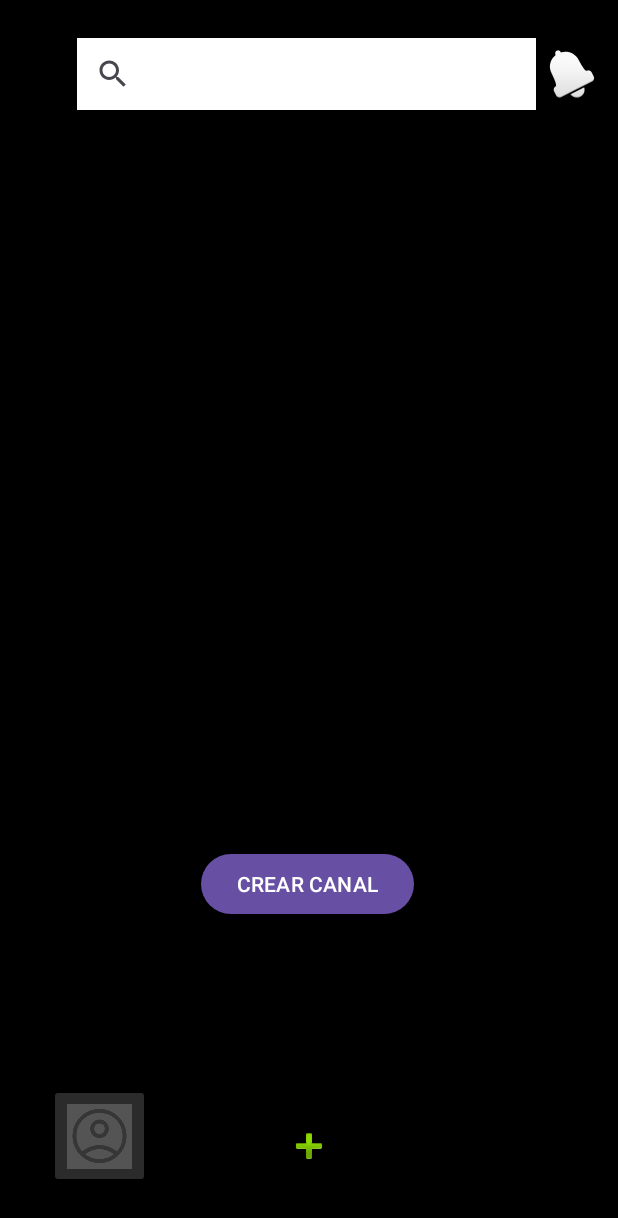
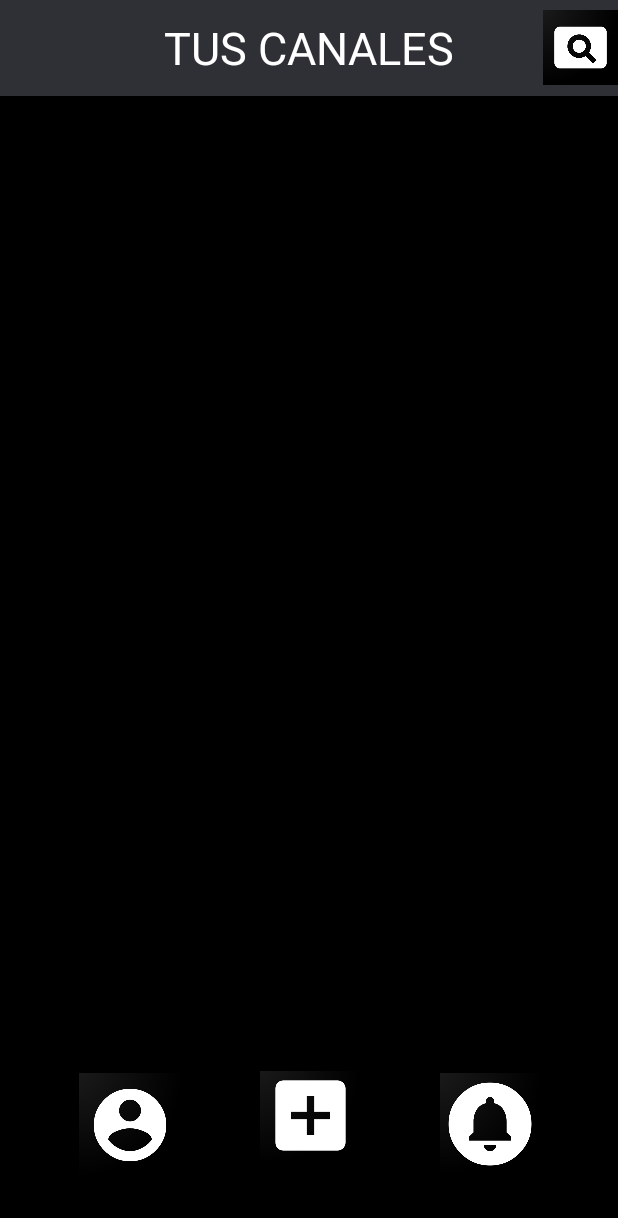
Before and after one commit to Fparedes2003/Trabajo-android, an Android app: the Menu screen opened directly, with no data from a screen before it, on a phone screen of 412 x 824 dp. Shown: the top 1218 px of the screen. Run offline under Robolectric (Android 15) with nearby library versions, the phone set to English and light mode, and no system bars; Roboto replaces fonts that are not available here.

Commit message:
Modificacion de layouts (editar.xml, menu.xml) y adicion de imagenes al proyecto
Avance del layout menu.xml adicion de imagenes al proyecto y arreglo de la imagen usuario en editar.xml

```diff
--- a/app/src/main/res/layout/editar.xml
+++ b/app/src/main/res/layout/editar.xml
@@ -46,8 +46,7 @@
                 android:layout_width="60dp"
                 android:layout_height="60dp"
                 android:layout_marginEnd="16dp"
-                android:background="@drawable/img"
-                android:backgroundTint="@color/white"
+                android:background="@drawable/usuario"
                 android:scaleType="centerCrop" />
 
             <LinearLayout
--- a/app/src/main/res/layout/menu.xml
+++ b/app/src/main/res/layout/menu.xml
@@ -7,80 +7,83 @@
     android:background="@color/black"
     android:layout_height="match_parent">
 
-    <SearchView
-        android:id="@+id/searchView"
-        android:layout_width="306dp"
-        android:layout_height="48dp"
-        android:layout_marginStart="51dp"
-        android:layout_marginTop="25dp"
-        android:background="@color/white"
-        app:layout_constraintEnd_toStartOf="@+id/imageButton"
-        app:layout_constraintStart_toStartOf="parent"
-        app:layout_constraintTop_toTopOf="parent" />
-
     <ImageButton
-        android:id="@+id/imageButton"
-        android:layout_width="47dp"
-        android:layout_height="39dp"
-        android:layout_marginTop="29dp"
-        android:layout_marginEnd="7dp"
+        android:id="@+id/campana"
+        android:layout_width="66dp"
+        android:layout_height="68dp"
+        android:layout_marginTop="5dp"
         android:background="@color/black"
+        android:scaleType="centerCrop"
+        android:src="@drawable/campana"
         app:layout_constraintEnd_toEndOf="parent"
-        app:layout_constraintStart_toEndOf="@+id/searchView"
-        app:layout_constraintTop_toTopOf="parent"
-        app:srcCompat="@android:drawable/ic_popup_reminder" />
-
-    <ImageButton
-        android:id="@+id/imageButton2"
-        android:layout_width="59dp"
-        android:layout_height="61dp"
-        android:layout_marginStart="176dp"
-        android:layout_marginTop="120dp"
-        android:layout_marginEnd="176dp"
-        android:background="@color/black"
-        app:layout_constraintEnd_toEndOf="parent"
-        app:layout_constraintHorizontal_bias="0.0"
-        app:layout_constraintStart_toStartOf="parent"
-        app:layout_constraintTop_toBottomOf="@+id/buttonCrearCanales"
-        app:srcCompat="@android:drawable/ic_input_add" />
-
-    <Button
-        android:id="@+id/buttonCrearCanales"
-        android:layout_width="wrap_content"
-        android:layout_height="wrap_content"
-        android:layout_marginStart="134dp"
-        android:layout_marginTop="492dp"
-        android:layout_marginEnd="134dp"
-        android:text="CREAR CANAL"
-        app:layout_constraintEnd_toEndOf="parent"
-        app:layout_constraintHorizontal_bias="0.0"
-        app:layout_constraintStart_toStartOf="parent"
-        app:layout_constraintTop_toBottomOf="@+id/searchView" />
+        app:layout_constraintStart_toEndOf="@+id/buttonCrearCanales"
+        app:layout_constraintTop_toBottomOf="@+id/recycler" />
 
     <androidx.recyclerview.widget.RecyclerView
         android:id="@+id/recycler"
-        android:layout_width="408dp"
-        android:layout_height="177dp"
-        android:layout_marginStart="1dp"
-        android:layout_marginTop="24dp"
-        android:layout_marginEnd="2dp"
+        android:layout_width="383dp"
+        android:layout_height="642dp"
+        android:layout_marginStart="5dp"
+        android:layout_marginTop="4dp"
+        android:layout_marginEnd="1dp"
         app:layout_constraintEnd_toEndOf="parent"
+        app:layout_constraintHorizontal_bias="0.333"
         app:layout_constraintStart_toStartOf="parent"
-        app:layout_constraintTop_toBottomOf="@+id/searchView" />
+        app:layout_constraintTop_toBottomOf="@+id/toolbar" />
 
     <ImageButton
         android:id="@+id/usuario"
         android:layout_width="67dp"
         android:layout_height="69dp"
-        android:layout_marginStart="33dp"
-        android:layout_marginTop="448dp"
-        android:layout_marginEnd="76dp"
-        android:alpha="0.2"
-        android:scaleType="fitCenter"
-        app:layout_constraintEnd_toStartOf="@+id/imageButton2"
-        app:layout_constraintHorizontal_bias="1.0"
+        android:layout_marginTop="5dp"
+        android:background="@color/black"
+        android:scaleType="centerCrop"
+        app:layout_constraintEnd_toStartOf="@+id/buttonCrearCanales"
         app:layout_constraintStart_toStartOf="parent"
         app:layout_constraintTop_toBottomOf="@+id/recycler"
-        app:srcCompat="@drawable/img" />
+        app:srcCompat="@drawable/usuario" />
+
+    <ImageButton
+        android:id="@+id/buttonCrearCanales"
+        android:layout_width="67dp"
+        android:layout_height="59dp"
+        android:layout_marginTop="4dp"
+        android:background="@color/black"
+        android:scaleType="centerCrop"
+        app:layout_constraintEnd_toStartOf="@+id/campana"
+        app:layout_constraintStart_toEndOf="@+id/usuario"
+        app:layout_constraintTop_toBottomOf="@+id/recycler"
+        app:srcCompat="@drawable/mas" />
+
+    <androidx.appcompat.widget.Toolbar
+        android:id="@+id/toolbar"
+        android:layout_width="match_parent"
+        android:layout_height="?attr/actionBarSize"
+        android:layout_marginBottom="4dp"
+        android:background="@color/material_dynamic_neutral20"
+        app:layout_constraintBottom_toTopOf="@+id/recycler"
+        app:layout_constraintEnd_toEndOf="parent"
+        app:layout_constraintHorizontal_bias="0.0"
+        app:layout_constraintStart_toStartOf="parent"
+        app:layout_constraintTop_toTopOf="parent">
+        <TextView
+            android:layout_width="wrap_content"
+            android:layout_height="wrap_content"
+            android:text="TUS CANALES"
+            android:textColor="@color/white"
+            android:fontFamily="sans-serif"
+            android:layout_gravity="center"
+            android:textSize="30dp"
+            />
+
+        <ImageView
+            android:id="@+id/lupa"
+            android:layout_width="50dp"
+            android:layout_height="50dp"
+            android:layout_gravity="end"
+            android:scaleType="centerInside"
+            android:src="@drawable/lupa" />
+    </androidx.appcompat.widget.Toolbar>
+
 
 </androidx.constraintlayout.widget.ConstraintLayout>
```
Also changed, not shown: app/src/main/res/drawable/campana.png (added), app/src/main/res/drawable/lupa.png (added), app/src/main/res/drawable/mas.png (added), app/src/main/res/drawable/usuario.png (added).
